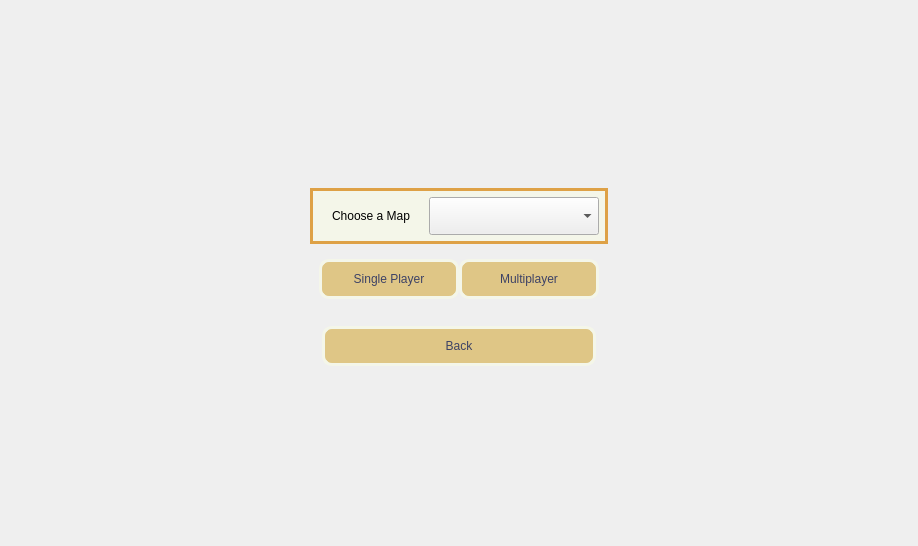
This is gamemodewidget.ui in ferv3455/Wargroove as Qt 5 draws it before an edit. The edited form follows.
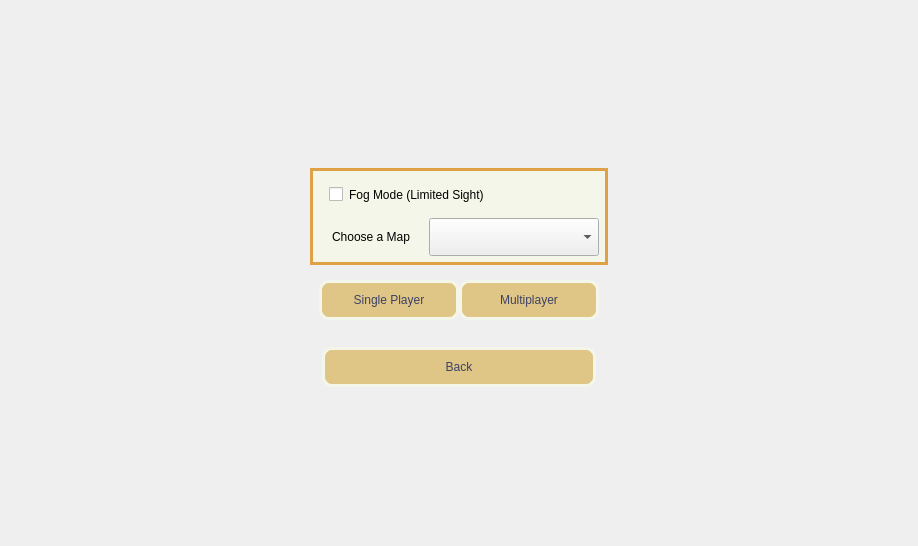
This is the edited form. Icons and pictures are not drawn.

Diff of the .ui file:
```diff
--- a/gamemodewidget.ui
+++ b/gamemodewidget.ui
@@ -74,15 +74,15 @@
 	padding: 10px 10px;
 }</string>
        </property>
-       <layout class="QHBoxLayout" name="horizontalLayout">
-        <item>
+       <layout class="QGridLayout" name="gridLayout">
+        <item row="1" column="0">
          <widget class="QLabel" name="label_2">
           <property name="text">
            <string>Choose a Map</string>
           </property>
          </widget>
         </item>
-        <item>
+        <item row="1" column="1">
          <widget class="QComboBox" name="mapComboBox">
           <property name="sizePolicy">
            <sizepolicy hsizetype="Expanding" vsizetype="Fixed">
@@ -92,6 +92,24 @@
           </property>
          </widget>
         </item>
+        <item row="0" column="0" colspan="2">
+         <widget class="QCheckBox" name="fogCheckBox">
+          <property name="focusPolicy">
+           <enum>Qt::NoFocus</enum>
+          </property>
+          <property name="styleSheet">
+           <string notr="true">QCheckBox::indicator:unchecked {
+image: url(:/image/switch-off.png);
+}
+QCheckBox::indicator:checked {
+image: url(:/image/switch-on.png);
+}</string>
+          </property>
+          <property name="text">
+           <string>Fog Mode (Limited Sight)</string>
+          </property>
+         </widget>
+        </item>
        </layout>
       </widget>
      </item>
```
Left out of the diff: 9 changed lines with no effect on the pictures.
